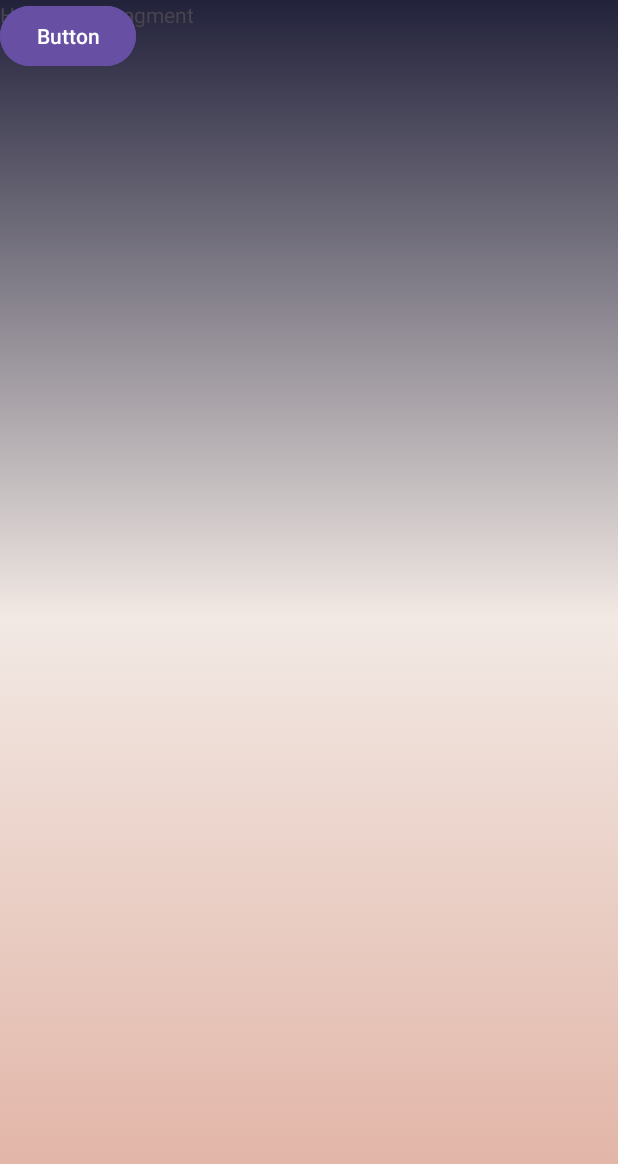
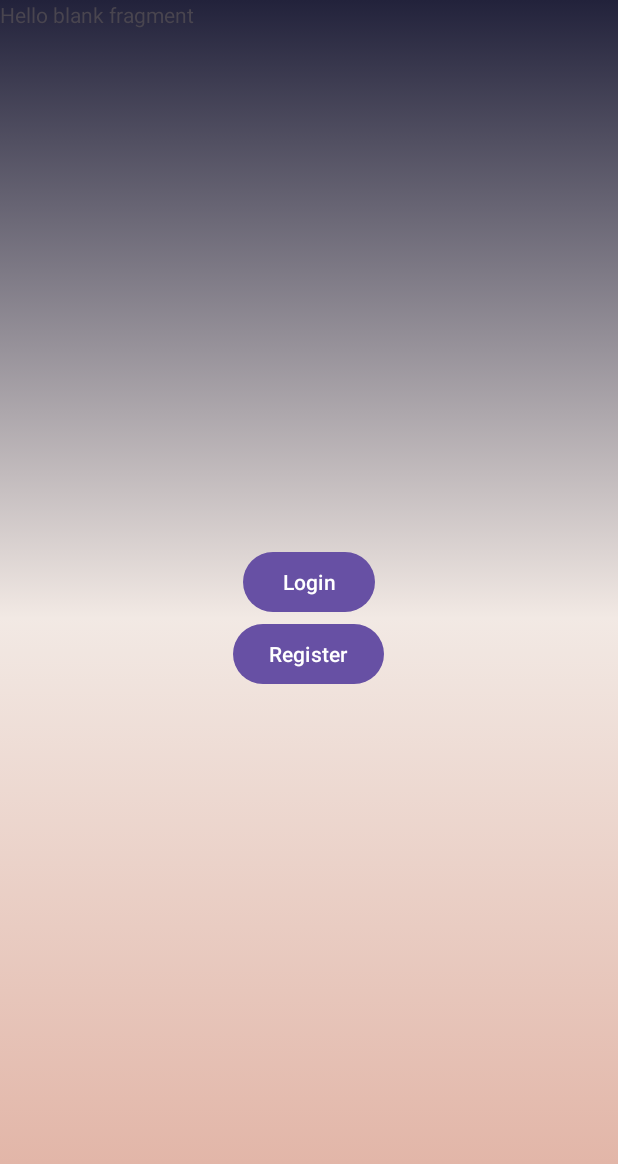
Before and after one commit to Alayers2804/armoire-android-app, an Android app: the AuthenticationActivity screen opened directly, with no data from a screen before it, on a phone screen of 412 x 824 dp. Shown: the top 1164 px of the screen. Run offline under Robolectric (Android 15) with nearby library versions, the phone set to English and light mode, and no system bars.

Commit message:
update dependencies and layout for fragment

```diff
--- a/app/build.gradle.kts
+++ b/app/build.gradle.kts
@@ -47,6 +47,10 @@ dependencies {
     implementation(libs.material)
     implementation(libs.androidx.activity)
     implementation(libs.androidx.constraintlayout)
+    implementation(libs.androidx.androidx.room.gradle.plugin)
+    implementation(libs.com.google.devtools.ksp.gradle.plugin)
+    implementation(libs.androidx.fragment)
+    implementation(libs.androidx.navigation.dynamic.features.fragment)
     testImplementation(libs.junit)
     androidTestImplementation(libs.androidx.junit)
     androidTestImplementation(libs.androidx.espresso.core)
--- a/app/src/main/java/com/wardrobe/armoire/authentication/AuthenticationActivity.kt
+++ b/app/src/main/java/com/wardrobe/armoire/authentication/AuthenticationActivity.kt
@@ -12,6 +12,15 @@ class AuthenticationActivity : AppCompatActivity() {
         super.onCreate(savedInstanceState)
         enableEdgeToEdge()
         setContentView(R.layout.activity_authentication)
+
+        // Add Fragment Container
+
+        if (savedInstanceState == null) {
+            supportFragmentManager.beginTransaction()
+                .replace(R.id.fragment_container_view, OnboardingFragment())
+                .commit()
+        }
+
         ViewCompat.setOnApplyWindowInsetsListener(findViewById(R.id.main)) { v, insets ->
             val systemBars = insets.getInsets(WindowInsetsCompat.Type.systemBars())
             v.setPadding(systemBars.left, systemBars.top, systemBars.right, systemBars.bottom)
--- a/app/src/main/res/layout/activity_authentication.xml
+++ b/app/src/main/res/layout/activity_authentication.xml
@@ -10,7 +10,6 @@
     <androidx.fragment.app.FragmentContainerView
         android:id="@+id/fragment_container_view"
         android:layout_width="match_parent"
-        android:layout_height="match_parent"
-        android:name="com.wardrobe.armoire.authentication.OnboardingFragment" />
+        android:layout_height="match_parent"/>
 
 </androidx.constraintlayout.widget.ConstraintLayout>
--- a/app/src/main/res/layout/fragment_onboarding.xml
+++ b/app/src/main/res/layout/fragment_onboarding.xml
@@ -5,22 +5,29 @@
     android:layout_height="match_parent"
     tools:context=".authentication.OnboardingFragment">
 
-    <!-- TODO: Update blank fragment layout -->
+    <LinearLayout
+        android:layout_width="match_parent"
+        android:layout_height="wrap_content"
+        android:orientation="vertical"
+        android:layout_gravity="center"
+        android:gravity="center">
+        <Button
+            android:id="@+id/button"
+            android:layout_width="wrap_content"
+            android:layout_height="wrap_content"
+            android:text="@string/txt_login_btn" />
+
+        <Button
+            android:id="@+id/button2"
+            android:layout_width="wrap_content"
+            android:layout_height="wrap_content"
+            android:text="@string/txt_register_btn" />
+
+    </LinearLayout>
     <TextView
         android:layout_width="match_parent"
         android:layout_height="match_parent"
         android:text="@string/hello_blank_fragment" />
 
-    <Button
-        android:id="@+id/button"
-        android:layout_width="wrap_content"
-        android:layout_height="wrap_content"
-        android:text="Button" />
-
-    <Button
-        android:id="@+id/button2"
-        android:layout_width="wrap_content"
-        android:layout_height="wrap_content"
-        android:text="Button" />
 
 </FrameLayout>
--- a/app/src/main/res/values/strings.xml
+++ b/app/src/main/res/values/strings.xml
@@ -2,4 +2,6 @@
     <string name="app_name">Armoire</string>
     <!-- TODO: Remove or change this placeholder text -->
     <string name="hello_blank_fragment">Hello blank fragment</string>
+    <string name="txt_login_btn">Login</string>
+    <string name="txt_register_btn">Register</string>
 </resources>
```
Also changed, not shown: app/src/main/java/com/wardrobe/armoire/authentication/LoginFragment.kt (+2 -36 lines), gradle/libs.versions.toml (+15 -7 lines).
